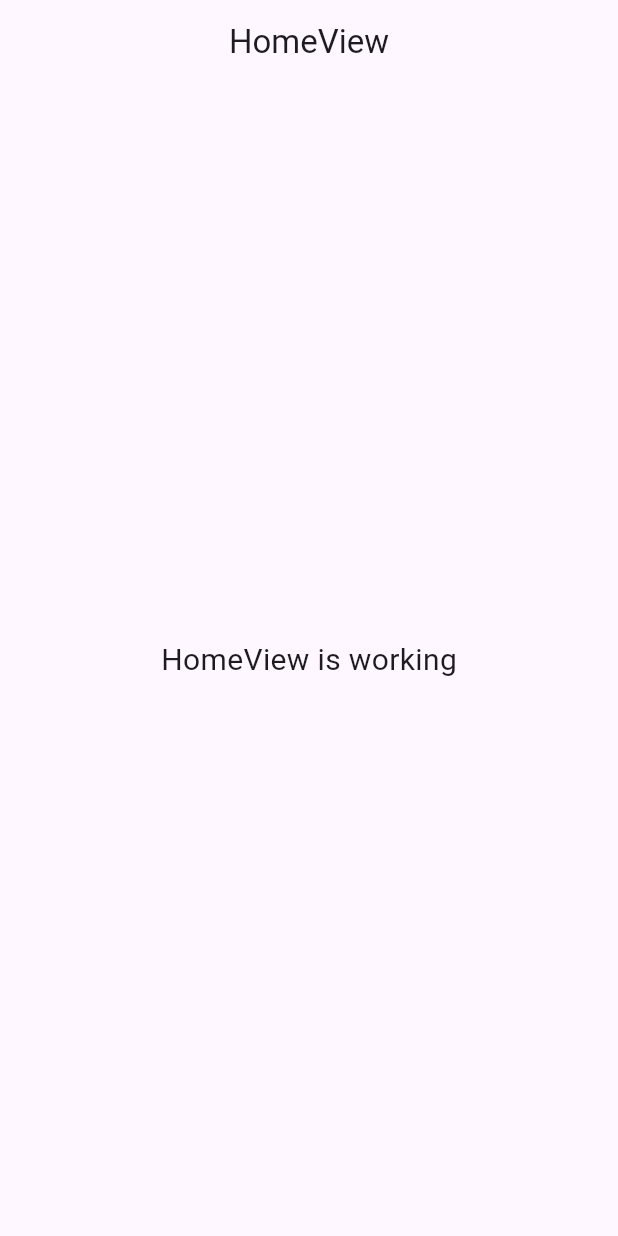
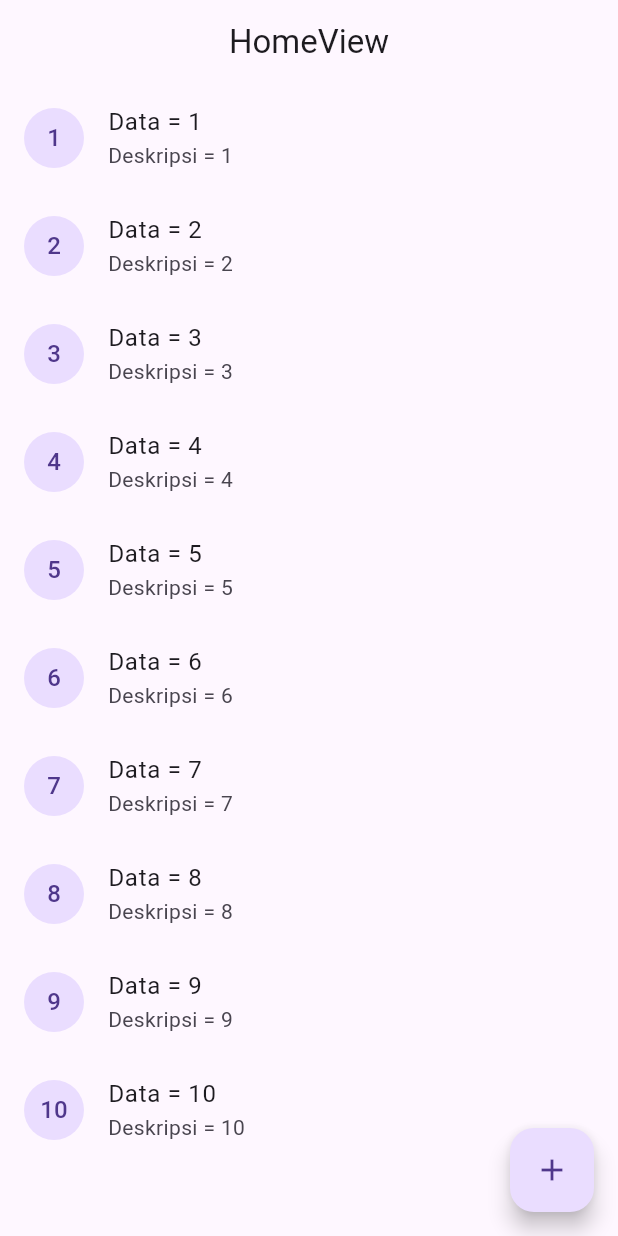
Before and after one commit to Zammil00/flutter_sqflite_db, a Flutter app: the screen it shows after launch, on a phone screen of 412 x 824 dp. Run offline on Flutter 3.47's test engine with Material 3 defaults, Android fonts, the phone set to English and light mode, and no system bars; our stand-ins replace get.

Commit message:
Update Page

```diff
--- a/lib/app/modules/home/views/home_view.dart
+++ b/lib/app/modules/home/views/home_view.dart
@@ -1,6 +1,7 @@
 import 'package:flutter/material.dart';
 
 import 'package:get/get.dart';
+import 'package:sqflite_db/app/routes/app_pages.dart';
 
 import '../controllers/home_controller.dart';
 
@@ -9,15 +10,20 @@ class HomeView extends GetView<HomeController> {
   @override
   Widget build(BuildContext context) {
     return Scaffold(
-      appBar: AppBar(
-        title: const Text('HomeView'),
-        centerTitle: true,
+      appBar: AppBar(title: const Text('HomeView'), centerTitle: true),
+      body: ListView.builder(
+        itemCount: 10,
+        itemBuilder: (context, index) {
+          return ListTile(
+            leading: CircleAvatar(child: Text('${index + 1}')),
+            title: Text('Data = ${index + 1}'),
+            subtitle: Text('Deskripsi = ${index + 1}'),
+          );
+        },
       ),
-      body: const Center(
-        child: Text(
-          'HomeView is working',
-          style: TextStyle(fontSize: 20),
-        ),
+      floatingActionButton: FloatingActionButton(
+        onPressed: () => Get.toNamed(Routes.ADD_NOTE),
+        child: Icon(Icons.add),
       ),
     );
   }
--- a/lib/app/routes/app_routes.dart
+++ b/lib/app/routes/app_routes.dart
@@ -4,9 +4,11 @@ part of 'app_pages.dart';
 abstract class Routes {
   Routes._();
   static const HOME = _Paths.HOME;
+  static const ADD_NOTE = _Paths.ADD_NOTE;
 }
 
 abstract class _Paths {
   _Paths._();
   static const HOME = '/home';
+  static const ADD_NOTE = '/add-note';
 }
```
Also changed, not shown: lib/app/modules/add_note/bindings/add_note_binding.dart (added, +12 -0 lines), lib/app/modules/add_note/controllers/add_note_controller.dart (added, +23 -0 lines), lib/app/modules/add_note/views/add_note_view.dart (added, +24 -0 lines), lib/app/routes/app_pages.dart (+7 -0 lines).
